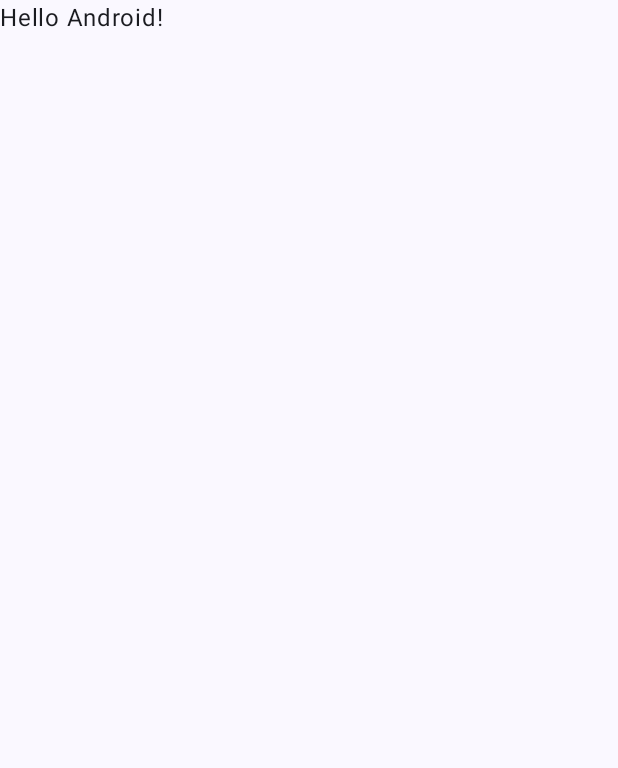
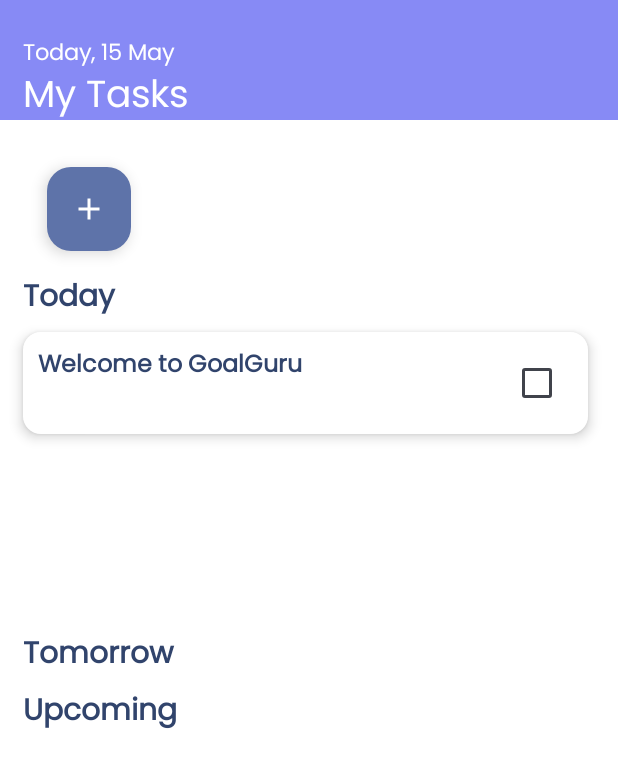
Before and after one commit to ayush06092002/Goal_Guru, an Android app built with Jetpack Compose: the screen it shows after launch (MainActivity), on a phone screen of 412 x 824 dp. Before the commit the part shown is almost empty. Shown: the top 768 px of the screen. Run offline under Robolectric (Android 15) with nearby library versions, the phone set to English and light mode, and no system bars; our stand-ins replace Dagger/Hilt's generated code, Room's generated code.

Commit message:
Can Add ToDos

```diff
--- a/app/src/main/java/com/who/goalguru/MainActivity.kt
+++ b/app/src/main/java/com/who/goalguru/MainActivity.kt
@@ -10,6 +10,7 @@
 import androidx.compose.runtime.Composable
 import androidx.compose.ui.Modifier
 import androidx.compose.ui.tooling.preview.Preview
+import com.who.goalguru.repository.ToDoNavigation
 import com.who.goalguru.ui.theme.GoalGuruTheme
 import dagger.hilt.android.AndroidEntryPoint
 
@@ -24,25 +25,9 @@
                     modifier = Modifier.fillMaxSize(),
                     color = MaterialTheme.colorScheme.background
                 ) {
-                    Greeting("Android")
+                    ToDoNavigation()
                 }
             }
         }
     }
 }
-
-@Composable
-fun Greeting(name: String, modifier: Modifier = Modifier) {
-    Text(
-        text = "Hello $name!",
-        modifier = modifier
-    )
-}
-
-@Preview(showBackground = true)
-@Composable
-fun GreetingPreview() {
-    GoalGuruTheme {
-        Greeting("Android")
-    }
-}
--- /dev/null
+++ b/app/src/main/java/com/who/goalguru/repository/ToDoNavigation.kt
@@ -0,0 +1,26 @@
+package com.who.goalguru.repository
+
+import androidx.compose.runtime.Composable
+import androidx.hilt.navigation.compose.hiltViewModel
+import androidx.navigation.compose.NavHost
+import androidx.navigation.compose.composable
+import androidx.navigation.compose.rememberNavController
+import com.who.goalguru.navigation.ToDoScreens
+import com.who.goalguru.screens.HomeScreen
+import com.who.goalguru.screens.ToDoViewModel
+
+@Composable
+fun ToDoNavigation() {
+    val navController = rememberNavController()
+    val viewModel = hiltViewModel<ToDoViewModel>()
+    NavHost(navController = navController, startDestination = ToDoScreens.HomeScreen.name ){
+        composable(ToDoScreens.HomeScreen.name){
+            HomeScreen(
+//                viewModel = viewModel
+            )
+        }
+        composable(ToDoScreens.AddToDoScreen.name){
+            // AddToDoScreen()
+        }
+    }
+}
--- /dev/null
+++ b/app/src/main/java/com/who/goalguru/screens/HomeScreen.kt
@@ -0,0 +1,386 @@
+package com.who.goalguru.screens
+
+import android.util.Log
+import android.widget.Toast
+import androidx.compose.animation.ExperimentalAnimationApi
+import androidx.compose.foundation.background
+import androidx.compose.foundation.clickable
+import androidx.compose.foundation.layout.Arrangement
+import androidx.compose.foundation.layout.Box
+import androidx.compose.foundation.layout.Column
+import androidx.compose.foundation.layout.Row
+import androidx.compose.foundation.layout.Spacer
+import androidx.compose.foundation.layout.fillMaxSize
+import androidx.compose.foundation.layout.fillMaxWidth
+import androidx.compose.foundation.layout.height
+import androidx.compose.foundation.layout.padding
+import androidx.compose.foundation.layout.width
+import androidx.compose.foundation.lazy.LazyColumn
+import androidx.compose.foundation.lazy.items
+import androidx.compose.foundation.rememberScrollState
+import androidx.compose.foundation.verticalScroll
+import androidx.compose.material.icons.Icons
+import androidx.compose.material.icons.filled.Add
+import androidx.compose.material.icons.filled.ArrowDropDown
+import androidx.compose.material.icons.filled.ArrowForward
+import androidx.compose.material3.Button
+import androidx.compose.material3.Card
+import androidx.compose.material3.CardDefaults
+import androidx.compose.material3.CardElevation
+import androidx.compose.material3.Checkbox
+import androidx.compose.material3.DatePicker
+import androidx.compose.material3.DatePickerDefaults
+import androidx.compose.material3.DatePickerDialog
+import androidx.compose.material3.Divider
+import androidx.compose.material3.ExperimentalMaterial3Api
+import androidx.compose.material3.FloatingActionButton
+import androidx.compose.material3.Icon
+import androidx.compose.material3.MaterialTheme
+import androidx.compose.material3.OutlinedTextField
+import androidx.compose.material3.Surface
+import androidx.compose.material3.Text
+import androidx.compose.material3.TextButton
+import androidx.compose.material3.rememberDatePickerState
+import androidx.compose.material3.rememberTimePickerState
+import androidx.compose.runtime.Composable
+import androidx.compose.runtime.LaunchedEffect
+import androidx.compose.runtime.collectAsState
+import androidx.compose.runtime.getValue
+import androidx.compose.runtime.mutableStateOf
+import androidx.compose.runtime.remember
+import androidx.compose.runtime.setValue
+import androidx.compose.ui.Alignment
+import androidx.compose.ui.Modifier
+import androidx.compose.ui.graphics.Color
+import androidx.compose.ui.platform.LocalContext
+import androidx.compose.ui.platform.LocalFocusManager
+import androidx.compose.ui.text.TextStyle
+import androidx.compose.ui.text.font.FontWeight
+import androidx.compose.ui.tooling.preview.Preview
+import androidx.compose.ui.unit.dp
+import androidx.compose.ui.unit.sp
+import androidx.compose.ui.window.Dialog
+import androidx.hilt.navigation.compose.hiltViewModel
+import com.who.goalguru.models.ToDo
+import com.who.goalguru.utils.fontFamily
+import java.time.LocalDate
+import java.util.Calendar
+
+@Composable
+fun HomeScreen(
+//    viewModel: ToDoViewModel
+){
+    Column(
+        modifier = Modifier.fillMaxSize()
+    ) {
+        Box(modifier = Modifier
+            .fillMaxWidth()
+            .height(80.dp)
+            .background(color = Color(0xFF878AF5)),
+            contentAlignment = Alignment.BottomStart){
+            Column(
+                modifier = Modifier,
+                horizontalAlignment = Alignment.Start,
+            ){
+                Text(modifier = Modifier
+                    .padding(start = 15.dp),
+                    text = "Today, 15 May",
+                    style = TextStyle(
+                        fontSize = 15.sp,
+                        color = Color.White,
+                        fontFamily = fontFamily,
+                        fontWeight = FontWeight.Thin
+                    )
+                )
+                Text(modifier = Modifier
+                    .padding(start = 15.dp),
+                    text = "My Tasks",
+                    style = TextStyle(
+                        fontSize = 25.sp,
+                        color = Color.White,
+                        fontFamily = fontFamily
+                    )
+                )
+            }
+
+        }
+        Box(
+            modifier = Modifier
+                .fillMaxSize()
+                .background(color = Color.White)
+        ) {
+            Column(
+                modifier = Modifier
+                    .padding(start = 15.dp, top = 15.dp)
+                    .verticalScroll(rememberScrollState())
+            ) {
+                DateTimePickerComponent()
+                TodoList()
+            }
+        }
+    }
+}
+
+@Composable
+fun TodoList() {
+    Column(
+        modifier = Modifier
+    ) {
+        val viewModel = hiltViewModel<ToDoViewModel>()
+        val toDoList by viewModel.toDoList.collectAsState()
+        Text(
+            text = "Today",
+            style = TextStyle(
+                fontSize = 20.sp,
+                color = Color(color = 0xFF31446C),
+                fontFamily = fontFamily,
+                fontWeight = FontWeight.Bold
+            ),
+            modifier = Modifier
+        )
+        TaskList(tasks = toDoList, viewModel = viewModel)
+        Text(
+            text = "Tomorrow",
+            style = TextStyle(
+                fontSize = 20.sp,
+                color = Color(color = 0xFF31446C),
+                fontFamily = fontFamily,
+                fontWeight = FontWeight.Bold
+            ),
+            modifier = Modifier.padding(top = 10.dp)
+        )
+        Text(
+            text = "Upcoming",
+            style = TextStyle(
+                fontSize = 20.sp,
+                color = Color(color = 0xFF31446C),
+                fontFamily = fontFamily,
+                fontWeight = FontWeight.Bold
+            ),
+            modifier = Modifier.padding(top = 10.dp)
+        )
+    }
+}
+
+@Composable
+fun TaskList(tasks: List<ToDo>, viewModel: ToDoViewModel){
+    LazyColumn(
+        modifier = Modifier
+            .height(200.dp)
+    ) {
+        items(tasks) { task ->
+            TaskBox(task = task, viewModel)
+        }
+    }
+}
+
+@Composable
+fun TaskBox(task: ToDo, viewModel: ToDoViewModel){
+    Card(
+        modifier = Modifier
+            .fillMaxWidth()
+            .padding(top = 10.dp, end = 20.dp, bottom = 10.dp),
+        elevation = CardDefaults.cardElevation(
+            defaultElevation = 5.dp,
+        ),
+        colors = CardDefaults.cardColors(
+            containerColor = Color.White,
+        )
+    ) {
+        Row(
+            modifier = Modifier
+                .padding(10.dp)
+                .fillMaxWidth(),
+            horizontalArrangement = Arrangement.SpaceBetween
+        ) {
+            Column(
+                modifier = Modifier
+                    .clickable {  }
+            ) {
+                Text(
+                    text = task.task,
+                    style = TextStyle(
+                        fontSize = 16.sp,
+                        color = Color(color = 0xFF31446C),
+                        fontFamily = fontFamily,
+                        fontWeight = FontWeight.Bold
+                    )
+                )
+            }
+            Checkbox(
+                checked = task.isCompleted,
+                onCheckedChange = {
+                    viewModel.updateIsCompleted(task.id, it)
+                }
+            )
+        }
+    }
+}
+
+@OptIn(ExperimentalMaterial3Api::class)
+@Composable
+fun DateTimePickerComponent() {
+    var date by remember { mutableStateOf(Calendar.getInstance().timeInMillis) }
+    val datePickerState = rememberDatePickerState(initialSelectedDateMillis = date)
+    var showDatePicker by remember { mutableStateOf(false) }
+    var isDialogOpen by remember { mutableStateOf(false) }
+    var newTaskText by remember { mutableStateOf("") }
+    val selectedDate = remember {
+        mutableStateOf(
+            Calendar.getInstance().apply {
+                timeInMillis = datePickerState.selectedDateMillis ?: date
+            }
+        )
+    }
+    var isImportant by remember { mutableStateOf(false) }
+    val focusManager = LocalFocusManager.current
+    val context = LocalContext.current
+
+    LaunchedEffect(datePickerState.selectedDateMillis) {
+        date = datePickerState.selectedDateMillis ?: date
+        selectedDate.value.timeInMillis = datePickerState.selectedDateMillis ?: date
+    }
+
+    FloatingActionButton(
+        onClick = { showDatePicker = true },
+        modifier = Modifier.padding(16.dp)
+    ) {
+        Icon(imageVector = Icons.Default.Add, contentDescription = "Add Todo")
+    }
+
+    if (showDatePicker) {
+        DatePickerDialog(
+            onDismissRequest = {
+                showDatePicker = false
+            },
+            confirmButton = {
+                TextButton(
+                    onClick = {
+                        if (selectedDate.value.after(Calendar.getInstance())) {
+                            Log.d("DateTimePickerComponent", "Selected Date: ${selectedDate.value.time.toInstant().atZone(selectedDate.value.timeZone.toZoneId()).toLocalDate()}")
+                            isDialogOpen = true
+                            showDatePicker = false
+                        } else {
+                            Log.d("DateTimePickerComponent", "Selected Date: ${selectedDate.value.time.toInstant().atZone(selectedDate.value.timeZone.toZoneId()).toLocalDate()}")
+                            Toast.makeText(context, "Please select a future date", Toast.LENGTH_SHORT).show()
+                        }
+                    }
+                ) {
+                    Text("OK")
+                }
+            },
+            dismissButton = {
+                TextButton(
+                    onClick = {
+                        showDatePicker = false
+                    }
+                ) {
+                    Text("Cancel")
+                }
+            },
+            colors = DatePickerDefaults.colors(
+                containerColor = Color(0xFF31446C),
+            )
+        ) {
+            DatePicker(
+                state = datePickerState,
+                colors = DatePickerDefaults.colors(
+                    todayContentColor = Color.White,
+                    todayDateBorderColor = Color(0xFF666AF6),
+                    selectedDayContentColor = Color.White,
+                    selectedDayContainerColor = Color(0xFF666AF6),
+                )
+            )
+        }
+    }
+    val viewModel = hiltViewModel<ToDoViewModel>()
+
+    if (isDialogOpen) {
+        AddTodoDialog(
+            isOpen = isDialogOpen,
+            onDismiss = { isDialogOpen = false },
+            onAddTodo = {
+                Log.d("DateTimePickerComponent", "Selected Date: ${selectedDate.value.time.toInstant().atZone(selectedDate.value.timeZone.toZoneId()).toLocalDate()}")
+                viewModel.addToDoTask(ToDo(
+                    task = newTaskText,
+                    isCompleted = false,
+                    isImportant = isImportant,
+                    dueDate = selectedDate.value.time.toInstant().atZone(selectedDate.value.timeZone.toZoneId()).toLocalDate()
+                ))
+                newTaskText = ""
+                isImportant = false
+                isDialogOpen = false
+            },
+            newTaskText = newTaskText,
+            onTaskTextChanged = { newTaskText = it },
+            selectedDate = selectedDate.value.time.toInstant().atZone(selectedDate.value.timeZone.toZoneId()).toLocalDate(),
+            isImportant = isImportant,
+            onImportantCheckedChange = { isImportant = it }
+        )
+    }
+}
+
+@Composable
+fun AddTodoDialog(
+    isOpen: Boolean,
+    onDismiss: () -> Unit,
+    onAddTodo: () -> Unit,
+    newTaskText: String,
+    onTaskTextChanged: (String) -> Unit,
+    selectedDate: LocalDate?,
+    isImportant: Boolean,
+    onImportantCheckedChange: (Boolean) -> Unit
+) {
+    if (isOpen) {
+        Dialog(onDismissRequest = onDismiss) {
+            Surface(
+                modifier = Modifier
+                    .padding(16.dp)
+                    .fillMaxWidth()
+                    .background(color = Color.White),
+            ) {
+                Column(
+                    modifier = Modifier.padding(16.dp)
+                ) {
+                    Text(text = "Add New Todo", style = TextStyle(
+                        fontSize = 20.sp,
+                        color = Color(color = 0xFF31446C),
+                        fontFamily = fontFamily,
+                        fontWeight = FontWeight.Bold
+                    )
+                    )
+
+                    Spacer(modifier = Modifier.height(16.dp))
+
+                    OutlinedTextField(
+                        value = newTaskText,
+                        onValueChange = { onTaskTextChanged(it) },
+                        label = { Text("Task") },
+                        singleLine = true,
+                        modifier = Modifier.fillMaxWidth()
+                    )
+
+                    Spacer(modifier = Modifier.height(16.dp))
+                    Row(
+                        verticalAlignment = Alignment.CenterVertically
+                    ) {
+                        Checkbox(
+                            checked = isImportant,
+                            onCheckedChange = { onImportantCheckedChange(it) }
+                        )
+                        Spacer(modifier = Modifier.width(8.dp))
+                        Text(text = "Important")
+                    }
+
+                    Spacer(modifier = Modifier.height(16.dp))
+                    Button(
+                        onClick = onAddTodo,
+                        modifier = Modifier.align(Alignment.End)
+                    ) {
+                        Text("Add")
+                    }
+                }
+            }
+        }
+    }
+}
```
Also changed, not shown: app/src/main/java/com/who/goalguru/navigation/ToDoScreens.kt (added, +7 -0 lines), app/src/main/java/com/who/goalguru/screens/ToDoViewModel.kt (+25 -0 lines).
